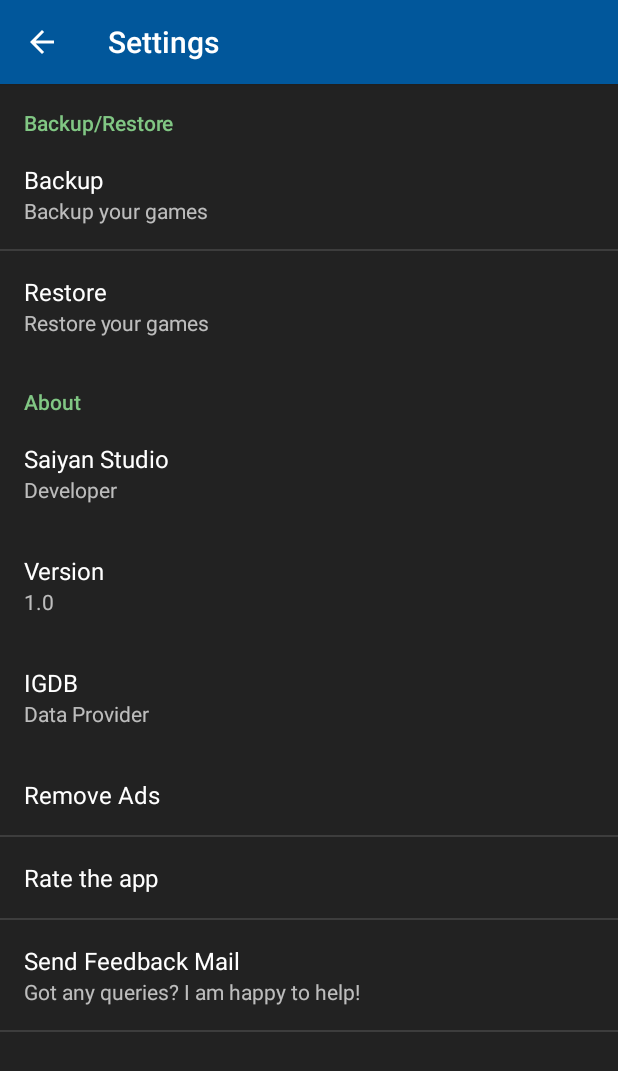
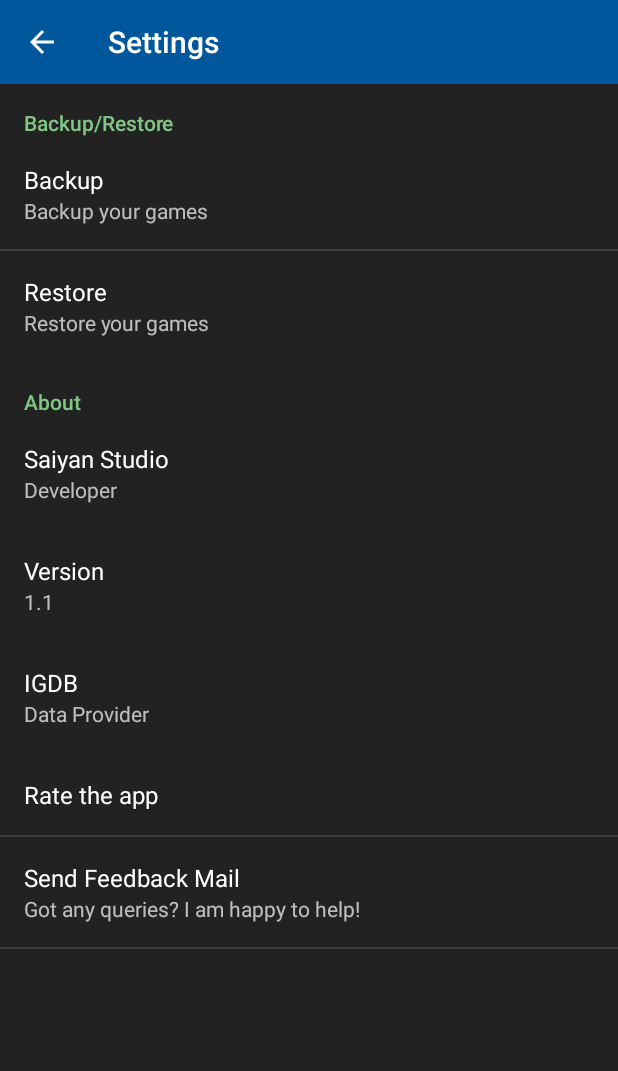
Before and after one commit to DeekshithShetty/game-rack, an Android app: the SettingsActivity screen opened directly, with no data from a screen before it, on a phone screen of 412 x 824 dp. Shown: the top 1071 px of the screen. Run offline under Robolectric (Android 15) with nearby library versions, the phone set to English and light mode, and no system bars; libraries missing offline, so code that uses them is left out: android.support.v13.

Commit message:
updated version code

```diff
--- a/app/build.gradle
+++ b/app/build.gradle
@@ -7,8 +7,8 @@ android {
         applicationId "com.saiyanstudio.gamerack"
         minSdkVersion 19
         targetSdkVersion 26
-        versionCode 1
-        versionName "1.0"
+        versionCode 2
+        versionName "1.1"
         testInstrumentationRunner "android.support.test.runner.AndroidJUnitRunner"
     }
     buildTypes {
--- a/app/src/main/java/com/saiyanstudio/gamerack/SettingsActivity.java
+++ b/app/src/main/java/com/saiyanstudio/gamerack/SettingsActivity.java
@@ -129,17 +129,6 @@ public class SettingsActivity extends AppCompatPreferenceActivity {
                 }
             });
 
-
-            // Remove Ads preference click listener
-            Preference removeAdsPref = findPreference(getString(R.string.prefs_key_remove_ads));
-            removeAdsPref.setOnPreferenceClickListener(new Preference.OnPreferenceClickListener() {
-                @Override
-                public boolean onPreferenceClick(Preference preference) {
-                    return false;
-                }
-            });
-
-
             // Rate the app preference click listener
             Preference rateTheAppPref = findPreference(getString(R.string.prefs_key_rate_app));
             rateTheAppPref.setOnPreferenceClickListener(new Preference.OnPreferenceClickListener() {
--- a/app/src/main/res/layout/list_row_add_game.xml
+++ b/app/src/main/res/layout/list_row_add_game.xml
@@ -13,7 +13,7 @@
     android:layout_marginEnd="@dimen/marginEnd_list_row_card"
     android:layout_marginRight="@dimen/marginEnd_list_row_card"
     android:layout_marginBottom="@dimen/marginBottom_list_row_card"
-    android:foreground="?android:attr/selectableItemBackground"
+    android:background="?attr/selectableItemBackground"
     android:focusable="true"
     android:clickable="true">
 
--- a/app/src/main/res/layout/list_row_game.xml
+++ b/app/src/main/res/layout/list_row_game.xml
@@ -13,7 +13,7 @@
     android:layout_marginEnd="@dimen/marginEnd_list_row_card"
     android:layout_marginRight="@dimen/marginEnd_list_row_card"
     android:layout_marginBottom="@dimen/marginBottom_list_row_card"
-    android:foreground="?android:attr/selectableItemBackground"
+    android:background="?attr/selectableItemBackground"
     android:focusable="true"
     android:clickable="true">
 
--- a/app/src/main/res/values/strings.xml
+++ b/app/src/main/res/values/strings.xml
@@ -111,9 +111,7 @@
     <string name="prefs_title_app_developer">Saiyan Studio</string>
     <string name="prefs_summary_app_developer">Developer</string>
     <string name="prefs_title_app_version">Version</string>
-    <string name="prefs_summary_app_version">1.0</string>
-    <string name="prefs_key_remove_ads">Remove Ads</string>
-    <string name="prefs_title_remove_ads">Remove Ads</string>
+    <string name="prefs_summary_app_version">1.1</string>
     <string name="prefs_key_rate_app">Rate the app</string>
     <string name="prefs_title_rate_app">Rate the app</string>
     <string name="prefs_title_data_provider">IGDB</string>
--- a/app/src/main/res/xml/settings.xml
+++ b/app/src/main/res/xml/settings.xml
@@ -35,10 +35,6 @@
             android:summary="@string/prefs_summary_data_provider" />
 
         <Preference
-            android:key="@string/prefs_key_remove_ads"
-            android:title="@string/prefs_title_remove_ads" />
-
-        <Preference
             android:key="@string/prefs_key_rate_app"
             android:title="@string/prefs_title_rate_app" />
 
```
